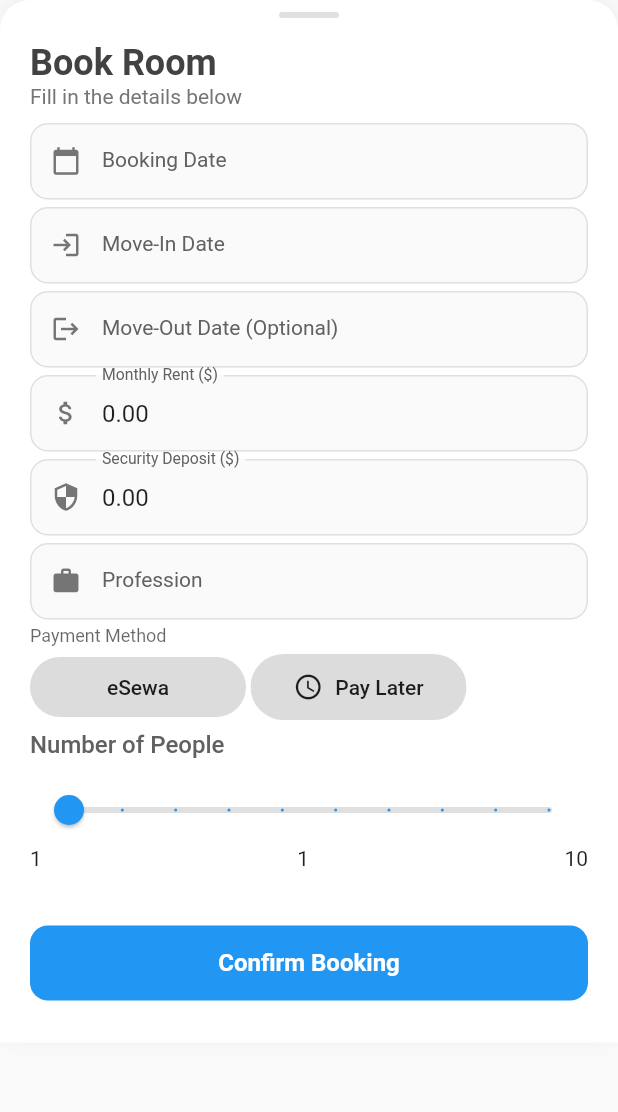
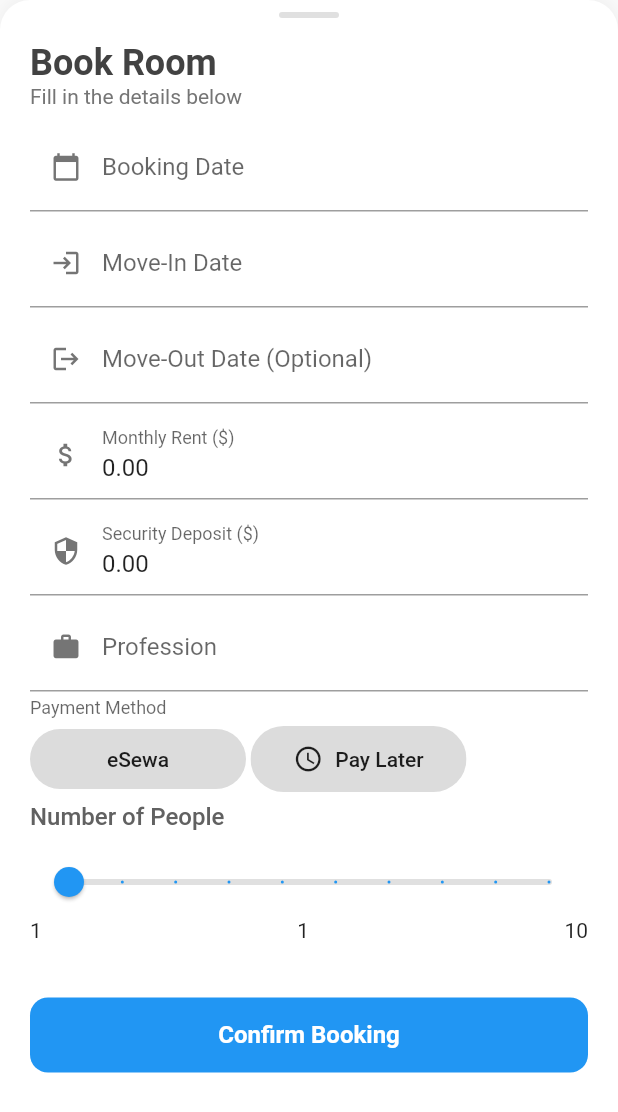
Before and after one commit to 919Umesh/daleDai, a Flutter app: the BookingBottomSheet widget shown alone on an empty page, opened directly with empty values, after a tap on "Confirm Booking", on a phone screen of 412 x 824 dp. Shown: the top 1112 px of the screen. Run offline on Flutter 3.47's test engine with Material 3 defaults, Android fonts, the phone set to English and light mode, and no system bars; drawn by our look-alikes of flutter_form_builder; our stand-ins replace cached_network_image, carousel_slider, connectivity_plus, dio, flutter_cache_manager, flutter_dotenv and 11 more; missing offline and left inert: nepali_utils; accounts and stored records are empty; network calls fail; statements that could not run were skipped; key blocks and very long unbroken strings in the code were emptied for the run.

```diff
--- a/lib/screen/room/ui/booking_bottom_sheet.dart
+++ b/lib/screen/room/ui/booking_bottom_sheet.dart
@@ -231,8 +231,6 @@ class _BookingBottomSheetState extends State<BookingBottomSheet> {
                     ),
                   ],
                 )),
-
-                // Number of People (Slider)
                 _buildSimpleField(
                   child: Column(
                     crossAxisAlignment: CrossAxisAlignment.start,
@@ -267,8 +265,6 @@ class _BookingBottomSheetState extends State<BookingBottomSheet> {
                 ),
 
                 const SizedBox(height: 32),
-
-                // Simple Confirm Button
                 SizedBox(
                   width: double.infinity,
                   height: 50,
@@ -286,10 +282,7 @@ class _BookingBottomSheetState extends State<BookingBottomSheet> {
                             PrefKey.landLordId,
                             defaultValue: "-",
                           );
-
                           final formValues = _formKey.currentState!.value;
-
-                          // Parse numeric values safely
                           final monthlyRent = (double.tryParse(
                                       formValues['monthly_rent'].toString()) ??
                                   0)
@@ -326,20 +319,20 @@ class _BookingBottomSheetState extends State<BookingBottomSheet> {
                             'status': 'pending',
                           };
 
-                          // String methods = formValues['profession'] as String;
-                          // if (methods == 'eSewa') {
+                          String methods = formValues['profession'] as String;
+                          if (methods == 'eSewa') {
 
-                          //   debugPrint(
-                          //       '-------------------------dfgfdgfdgdfgfdhgyrthyt----------');
-                          //   Fluttertoast.showToast(msg: 'Esewa');
-                          //   return;
-                          // }
+                            debugPrint(
+                                '-------------------------dfgfdgfdgdfgfdhgyrthyt----------');
+                            Fluttertoast.showToast(msg: 'Esewa');
+                            return;
+                          }
                           Esewa esewa = Esewa();
                           esewa.pay();
-                          // await context
-                          //     .read<RoomState>()
-                          //     .createBooking(formData);
-                          // Navigator.pop(context);
+                          await context
+                              .read<RoomState>()
+                              .createBooking(formData);
+                          Navigator.pop(context);
                           CustomLog.successLog(
                               value: formValues['paymentMethods']);
                         } catch (e) {
@@ -388,32 +381,7 @@ class _BookingBottomSheetState extends State<BookingBottomSheet> {
         color: Colors.grey[600],
         size: 20,
       ),
-      border: OutlineInputBorder(
-        borderRadius: BorderRadius.circular(12),
-        borderSide: BorderSide(color: Colors.grey[300]!),
-      ),
-      enabledBorder: OutlineInputBorder(
-        borderRadius: BorderRadius.circular(12),
-        borderSide: BorderSide(color: Colors.grey[300]!),
-      ),
-      focusedBorder: OutlineInputBorder(
-        borderRadius: BorderRadius.circular(12),
-        borderSide: BorderSide(color: Colors.blue, width: 2),
-      ),
-      errorBorder: OutlineInputBorder(
-        borderRadius: BorderRadius.circular(12),
-        borderSide: BorderSide(color: Colors.red),
-      ),
-      filled: true,
-      fillColor: Colors.grey[50],
-      contentPadding: const EdgeInsets.symmetric(
-        horizontal: 16,
-        vertical: 16,
-      ),
-      labelStyle: TextStyle(
-        color: Colors.grey[700],
-        fontSize: 14,
-      ),
+
     );
   }
 }
```
Also changed, not shown: lib/services/esewa/esewa_service.dart (+102 -24 lines).
